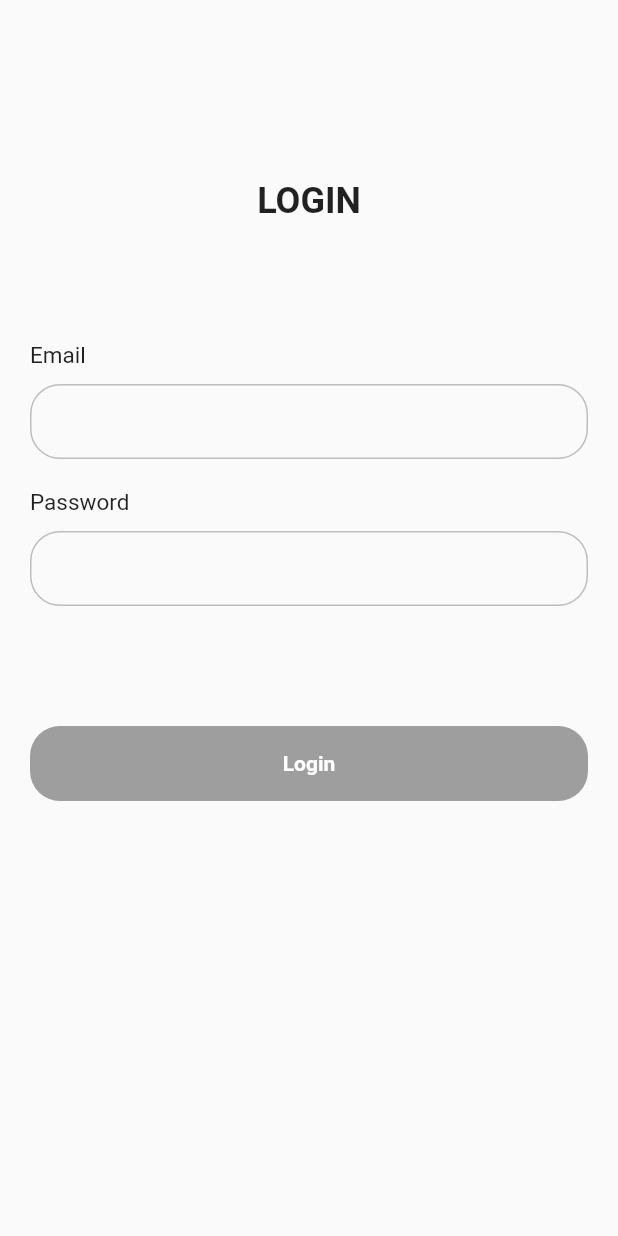
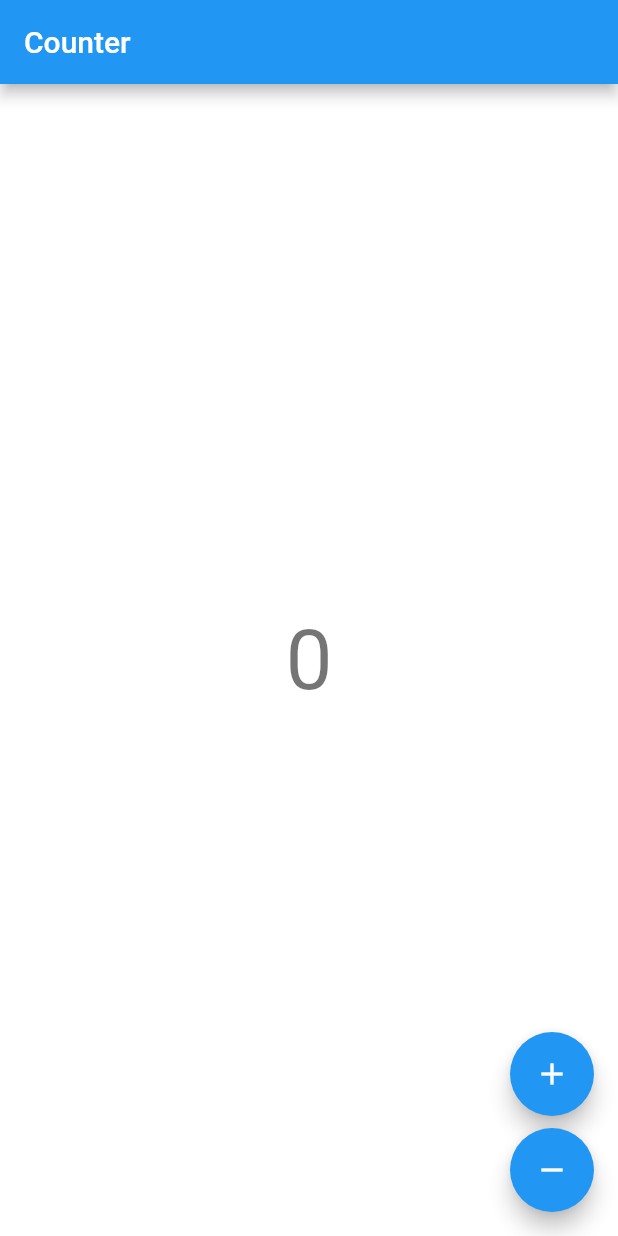
Before and after one commit to Mirzaazmath/flutter_bloc_Overview, a Flutter app: the screen it shows after launch, on a phone screen of 412 x 824 dp. Run offline on Flutter 3.47's test engine with Material 2 defaults, Android fonts, the light colour scheme and no system bars; our stand-ins replace bloc, flutter_bloc.

Commit message:
Bloc With Bloc Observer to help in debugging

```diff
--- a/lib/Screens/LoginScreen/Login_Bloc/login_bloc.dart
+++ /dev/null
@@ -1,82 +0,0 @@
-
-
-
-import 'package:flutter_bloc/flutter_bloc.dart';
-import 'package:flutter_bloc_example/Screens/LoginScreen/Login_Bloc/login_events.dart';
-import 'package:flutter_bloc_example/Screens/LoginScreen/Login_Bloc/login_states.dart';
-
-// class LoginBloc extends Bloc<LoginEvents,LoginStates>{
-//   // This is the Intial State of the Bloc
-//   LoginBloc():super(IntitialState()){
-//
-//     // This emit when LoginTextChangeEvent trigger
-//     on<LoginTextChangeEvent>((event,emit){
-//
-//
-//
-//       if( RegExp(r'^.+@[a-zA-Z]+\.{1}[a-zA-Z]+(\.{0,1}[a-zA-Z]+)$').hasMatch(event.emailvalue)==false){
-//         // Here we  are Emit the Error State
-//         /// if the email is wrong then we emit the error state
-//         emit(ErrorState("Please Enter a valid Email"));
-//  } else if(event.passwordvalue.length<8){
-//         /// if the password is wrong then we emit the error state
-//         emit(ErrorState("Please Enter a valid Password"));
-//       }else{
-//         emit(ValidState());
-//       }
-//
-//
-//     });
-//     // This emit when LoginSubmitEvent trigger
-//     on<LoginSubmitEvent>((event,emit){
-//       /// trigger when click on Submit button
-//       emit(LoginLoadingState());
-//
-//     });
-//
-//   }
-// }
-class LoginBloc extends Bloc<LoginEvents,LoginStates>{
-  // This is the Intial State of the Bloc
-  LoginBloc():super(IntitialState()){
-
-    // This emit when LoginTextChangeEvent trigger
-    on<LoginTextChangeEvent>((event,emit){
-
-
-
-
-      if(event.emailvalue==""){
-
-        // Here we  are Emit the Error State
-        /// if both are in empty state
-        emit(ErrorState(""));
-
-      }
-      else if(RegExp(r'^.+@[a-zA-Z]+\.{1}[a-zA-Z]+(\.{0,1}[a-zA-Z]+)$').hasMatch(event.emailvalue)==false){
-
-        /// if the email is wrong then we emit the error state
-
-        emit(ErrorState("Please Enter a valid Email"));
-      }
-      else if(event.passwordvalue==""){
-        emit(ErrorState(""));}
-      else if(event.passwordvalue.length<5){
-        /// if the password is wrong then we emit the error state
-        emit(ErrorState("Please Enter a valid Password"));
-      }
-      else{
-        emit(ValidState());
-      }
-
-
-    });
-    // This emit when LoginSubmitEvent trigger
-    // on<LoginSubmitEvent>((event,emit){
-    //   /// trigger when click on Submit button
-    //   emit(LoginLoadingState());
-    //
-    // });
-
-  }
-}
--- a/lib/Screens/LoginScreen/Login_Bloc/login_events.dart
+++ /dev/null
@@ -1,19 +0,0 @@
- abstract class LoginEvents{}
-
-
- // here we are Creating the Event on text change
- class LoginTextChangeEvent extends LoginEvents {
-  String emailvalue;
-  String passwordvalue;
-
-  LoginTextChangeEvent(this.emailvalue, this.passwordvalue);
- }
-
-
-// here we are Creating the Event for Submit Button
- class LoginSubmitEvent extends LoginEvents{
- String email;
- String password;
- LoginSubmitEvent(this.email,this.password);
-
- }
--- a/lib/Screens/LoginScreen/Login_Bloc/login_states.dart
+++ /dev/null
@@ -1,22 +0,0 @@
- abstract class LoginStates{}
-
-
-
- // Here we are Creating the IntitialState Bloc
- class IntitialState extends LoginStates{
- }
-
- // This Is the Valid State
- class ValidState extends LoginStates{}
-
-
-
- // This Error State
- class ErrorState extends LoginStates{
-  String errorMessage;
-  ErrorState(this.errorMessage);
-
- }
-
- // This state is when user click on login button
- class LoginLoadingState extends LoginStates{}
--- a/lib/Screens/LoginScreen/loginscreen.dart
+++ /dev/null
@@ -1,127 +0,0 @@
-import 'package:flutter/material.dart';
-import 'package:flutter_bloc/flutter_bloc.dart';
-import 'package:flutter_bloc_example/Screens/LoginScreen/Login_Bloc/login_bloc.dart';
-import 'package:flutter_bloc_example/Screens/LoginScreen/Login_Bloc/login_states.dart';
-
-import 'Login_Bloc/login_events.dart';
-class LoginScreen extends StatelessWidget {
-   LoginScreen({Key? key}) : super(key: key);
-// This the Text Editing Controller
-  TextEditingController _emailcontroller=TextEditingController();
-  TextEditingController _passwordcontroller=TextEditingController();
-
-
-
-  @override
-  Widget build(BuildContext context) {
-    return Scaffold(
-      body: Padding(
-        padding:const  EdgeInsets.all(20),
-        child: Column(
-          crossAxisAlignment: CrossAxisAlignment.start,
-
-          children: [
-           const  SizedBox(height: 100,),
-            const Center(child:   Text("LOGIN",style: TextStyle(fontWeight: FontWeight.bold,fontSize: 24),)),
-            const  SizedBox(height: 80,),
-          const   Text("Email",style: TextStyle(
-              fontSize: 15,fontWeight: FontWeight.normal
-            ),),
-            Container(
-              margin: const  EdgeInsets.only(top: 10),
-              height: 50,
-              alignment: Alignment.center,
-              padding: const  EdgeInsets.symmetric(horizontal: 20),
-              decoration: BoxDecoration(
-                  borderRadius: BorderRadius.circular(20),
-                  border: Border.all(color: Colors.grey.shade400)
-              ),
-              width: double.infinity,
-              child: TextFormField(
-                controller: _emailcontroller,
-                onChanged: (value){
-                  BlocProvider.of<LoginBloc>(context).add(LoginTextChangeEvent(_emailcontroller.text,_passwordcontroller.text));
-                },
-                decoration:const  InputDecoration(
-                    border: InputBorder.none
-                ),
-              ),
-            ),
-
-          const  SizedBox(height: 20,),
-          const   Text("Password",style: TextStyle(
-                fontSize: 15,fontWeight: FontWeight.normal
-            ),),
-           Container(
-             margin: const  EdgeInsets.only(top: 10),
-             height: 50,
-             alignment: Alignment.center,
-             padding: const  EdgeInsets.symmetric(horizontal: 20),
-             decoration: BoxDecoration(
-               borderRadius: BorderRadius.circular(20),
-               border: Border.all(color: Colors.grey.shade400)
-             ),
-             width: double.infinity,
-             child: TextFormField(
-               controller: _passwordcontroller,
-               onChanged: (value){
-                 BlocProvider.of<LoginBloc>(context).add(LoginTextChangeEvent(_emailcontroller.text,_passwordcontroller.text));
-               },
-               decoration: const InputDecoration(
-                 border: InputBorder.none
-               ),
-             ),
-           ),
-            const  SizedBox(height: 30,),
-
-
-          /// This Is For Error Message///
-
-          BlocBuilder<LoginBloc,LoginStates>(builder: (context,state){
-
-            if(state is ErrorState){
-              return Text( state.errorMessage,style: const TextStyle(color: Colors.red),);
-            }else{
-              return Container();
-            }
-          }),
-
-           const  SizedBox(height: 50,),
-            // BlocBuilder<Bloc, State>
-            BlocBuilder<LoginBloc,LoginStates>(builder: (context,state){
-              if(state is LoginLoadingState){
-                return const  Center(
-                  child: CircularProgressIndicator(),
-                );
-              }else{
-
-
-                return GestureDetector(
-                  onTap: (state is ValidState)?(){
-                    BlocProvider.of<LoginBloc>(context).add(LoginSubmitEvent(_emailcontroller.text, _passwordcontroller.text));
-                  }:(){
-                   print("Invalid");
-                  },
-                  child: Container(
-                    height: 50,
-                    width: double.infinity,
-                    decoration: BoxDecoration(
-                        borderRadius:BorderRadius.circular(20),
-                        color: (state is ValidState)?Colors.blue: Colors.grey
-                    ),
-                    alignment: Alignment.center,
-                    child: const Text("Login",style: TextStyle(color: Colors.white,fontWeight: FontWeight.bold),),
-                  ),
-
-                );}
-            })
-
-
-
-          ],
-        ),
-      ),
-
-    );
-  }
-}
--- /dev/null
+++ b/lib/bloc_observer/counterBloc_observer.dart
@@ -0,0 +1,28 @@
+import 'package:bloc/bloc.dart';
+import 'package:flutter/cupertino.dart';
+
+
+/// Here We Created The Bloc Observer to Observe any Changes in states
+/// and we print the changes
+///  This Class is Extends From BlocObserver  from Bloc Package
+
+class CounterBlocObserver extends BlocObserver{
+  /// Constructor  of this Class
+  const CounterBlocObserver();
+
+  /// Here We are Overriding the onChange Method To Get All Changes
+  @override
+
+  /// as You can see here blacbase and Change are  type  of dynamic to get any type of bloc and changes
+  void onChange(BlocBase<dynamic> bloc, Change<dynamic> change) {
+    // TODO: implement onChange
+
+
+    super.onChange(bloc, change);
+
+    /// Here we are Printing the Observer if any changes  made
+    ///
+
+    debugPrint("${bloc.runtimeType} ${change}");
+  }
+}
--- /dev/null
+++ b/lib/blocs/counter_cubit.dart
@@ -0,0 +1,25 @@
+import 'package:flutter_bloc/flutter_bloc.dart';
+
+
+/// This is the Counter Cubit Responsible for StateManagement
+/// <int> == This Defines State
+class CounterCubit extends Cubit<int>{
+
+  /// As InitalState We Assign state == 0;
+  CounterCubit():super(0);
+
+  /// Increment Method
+  void increment(){
+    /// Here we Are emit the State
+    /// this trigger state to Update
+    emit(state+1);
+  }
+
+  /// Decrement Method
+  void decrement(){
+    /// Here we Are emit the State
+    /// this trigger state to Update
+    emit(state-1);
+  }
+
+}
--- a/lib/main.dart
+++ b/lib/main.dart
@@ -1,56 +1,24 @@
-import 'dart:async';
 
 import 'package:flutter/material.dart';
+import 'package:flutter_bloc_example/bloc_observer/counterBloc_observer.dart';
+import 'package:bloc/bloc.dart';
 import 'package:flutter_bloc/flutter_bloc.dart';
-import 'package:flutter_bloc_example/Screens/LoginScreen/Login_Bloc/login_bloc.dart';
+import 'package:flutter_bloc_example/screens/counter_screen/counter_screen.dart';
 
-import 'Screens/LoginScreen/loginscreen.dart';
 void main(){
-  runApp(MyApp());
+
+  /// this is a Global Bloc Observer for all bloc
+  /// this helps in debuging easy
+
+ Bloc.observer =  CounterBlocObserver();
+runApp( MyApp());
 }
-class MyApp extends StatelessWidget {
-  const MyApp({Key? key}) : super(key: key);
-
+/// Here We are Using different Approach for Material App class it also works fine
+class MyApp extends MaterialApp{
+  const MyApp({super.key}):super(home:const  CounterScreen());
   @override
-  Widget build(BuildContext context) {
-    return MaterialApp(
-      home: SplashScreen(),
-    );
-  }
+  // TODO: implement theme
+  ThemeData? get theme => ThemeData(
+    scaffoldBackgroundColor: Colors.white,
+  );
 }
-class SplashScreen extends StatefulWidget {
-  const SplashScreen({Key? key}) : super(key: key);
-
-  @override
-  State<SplashScreen> createState() => _SplashScreenState();
-}
-
-class _SplashScreenState extends State<SplashScreen> {
-  @override
-  void initState() {
-    // TODO: implement initState
-    super.initState();
-    Timer(Duration(seconds: 3),(){
-      Navigator.of(context).pushReplacement(MaterialPageRoute(builder: (context)=>BlocProvider(create: (context)=>LoginBloc(),child: LoginScreen(),)));
-    });
-  }
-  @override
-  Widget build(BuildContext context) {
-    return Scaffold(
-      body: Center(
-        child:
-        Container(
-          height: 100,
-          width: 100,
-          decoration: BoxDecoration(
-            borderRadius: BorderRadius.circular(20),
-              color: Colors.red
-          ),
-          alignment: Alignment.center,
-          child: Text("Splash",style: TextStyle(color: Colors.white,fontWeight: FontWeight.bold),),
-
-        ),
-      ),
-    );
-  }
-}
--- /dev/null
+++ b/lib/screens/counter_screen/counter_screen.dart
@@ -0,0 +1,22 @@
+import 'package:flutter/material.dart';
+import 'package:flutter_bloc/flutter_bloc.dart';
+import 'package:flutter_bloc_example/blocs/counter_cubit.dart';
+
+import 'counter_view.dart';
+
+/// This is a Counter Screen
+class CounterScreen extends StatelessWidget {
+  const CounterScreen({Key? key}) : super(key: key);
+
+  @override
+  Widget build(BuildContext context) {
+
+     /// Here we are using bloc provider  to pass the CounterCubit to its subtree
+    return BlocProvider(
+      create: (context)=>CounterCubit(),
+      /// here is the UI Section
+      child: CounterView(),
+
+    );
+  }
+}
--- /dev/null
+++ b/lib/screens/counter_screen/counter_view.dart
@@ -0,0 +1,48 @@
+import 'package:flutter/material.dart';
+import 'package:flutter_bloc/flutter_bloc.dart';
+
+import '../../blocs/counter_cubit.dart';
+class CounterView extends StatelessWidget {
+  const CounterView({Key? key}) : super(key: key);
+
+  @override
+  Widget build(BuildContext context) {
+    final textTheme = Theme.of(context).textTheme;
+    return Scaffold(
+      appBar: AppBar(title: const Text('Counter')),
+      body: Center(
+
+         /// here we are Using blocBuilder to rebuild only specific part of our UI
+        /// it rebuild only when there is amy change in state
+        /// BlocBuilder<CounterCubit, int>
+        /// CounterCubit == The Cubit for Counter
+        /// int === This is State so whenever the state changes it rebuild
+        child: BlocBuilder<CounterCubit, int>(
+          builder: (context, state) {
+            return Text('$state', style: textTheme.displayMedium);
+          },
+        ),
+      ),
+      floatingActionButton: Column(
+        mainAxisAlignment: MainAxisAlignment.end,
+        crossAxisAlignment: CrossAxisAlignment.end,
+        children: <Widget>[
+          FloatingActionButton(
+            key: const Key('counterView_increment_floatingActionButton'),
+            child: const Icon(Icons.add),
+            /// here we are call the increment method of CounterCubit to Update the State
+            onPressed: () => context.read<CounterCubit>().increment(),
+          ),
+          const SizedBox(height: 8),
+          FloatingActionButton(
+            key: const Key('counterView_decrement_floatingActionButton'),
+            child: const Icon(Icons.remove),
+            /// here we are call the decrement method of CounterCubit to Update the State
+            onPressed: () => context.read<CounterCubit>().decrement(),
+          ),
+        ],
+      ),
+    );
+
+  }
+}
```
Also changed, not shown: assets/result.gif.
